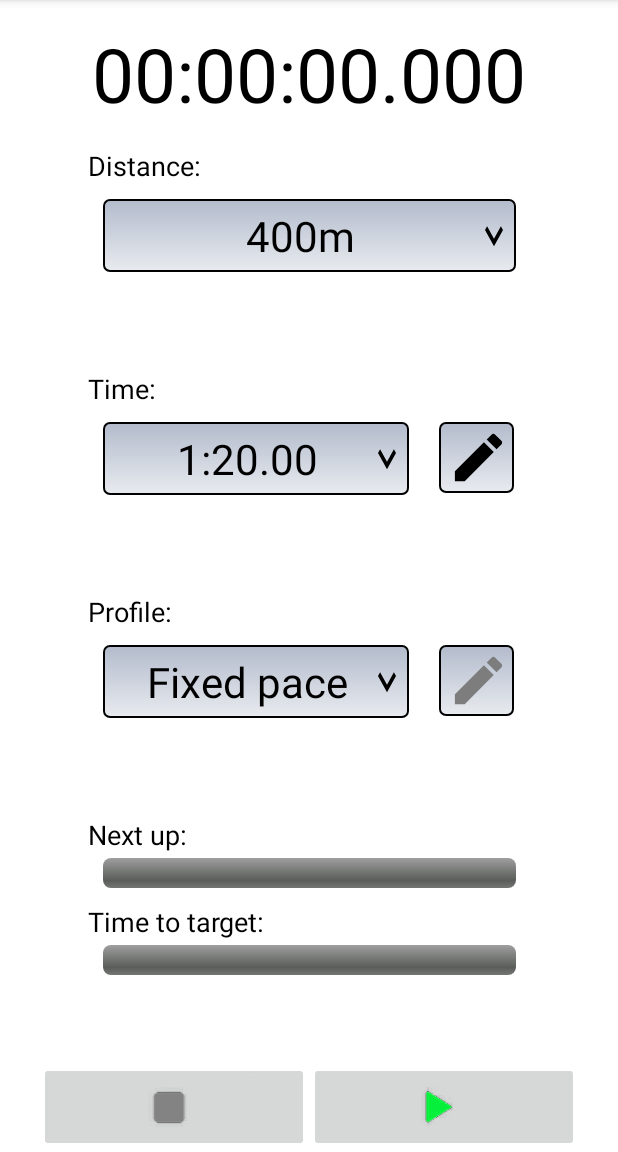
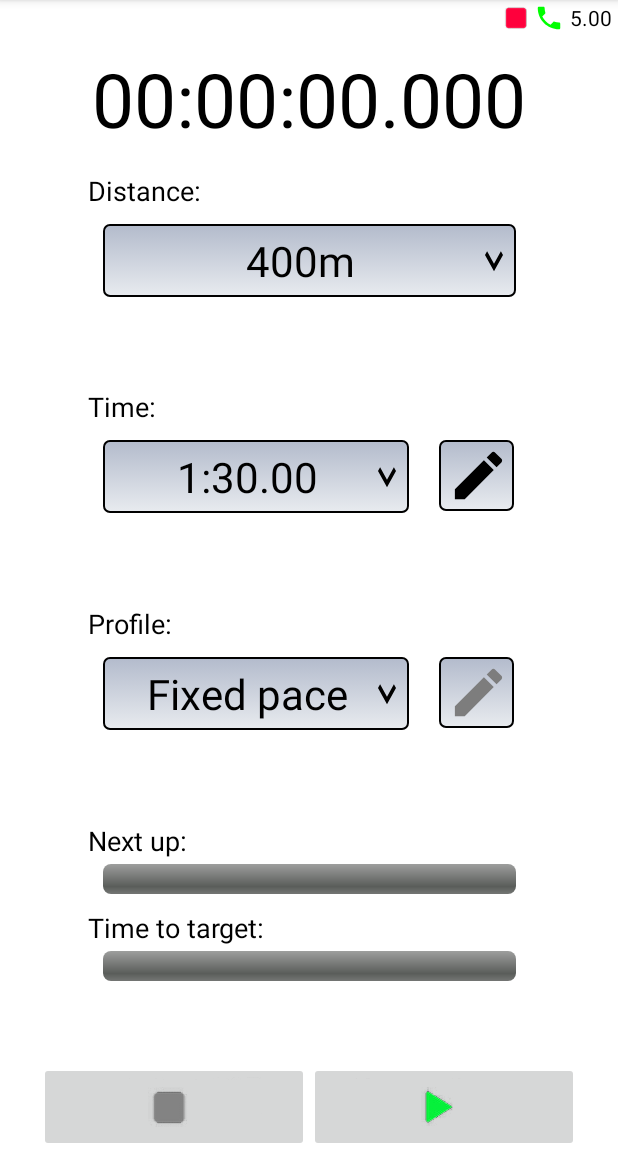
Before and after one commit to fig7/TrackPacer, an Android app: the screen it shows after launch (MainActivity), on a phone screen of 412 x 824 dp, the part 84-1236 px from its top. Run offline under Robolectric (Android 15) with nearby library versions, the phone set to English and light mode, and no system bars.

Commit message:
Small fixes and improvements. Status view added. Working edit times.

```diff
--- a/app/src/main/java/com/fig7/trackpacer/EditTimeDialog.kt
+++ b/app/src/main/java/com/fig7/trackpacer/EditTimeDialog.kt
@@ -52,6 +52,7 @@ class EditTimeDialog: DialogFragment() {
         addButton.text = getString(R.string.add_time, runTimeStr)
         setButton.text = getString(R.string.set_time, runTimeStr)
 
+        // TODO: This should really use a waypoint check (min 5s between waypoints)
         if ((runTimeStr == dialogTime) || ((mins == 0) && (secs<40))) {
             addButton.isEnabled   = false
             addButton.isClickable = false
--- a/app/src/main/java/com/fig7/trackpacer/MainActivity.kt
+++ b/app/src/main/java/com/fig7/trackpacer/MainActivity.kt
@@ -31,7 +31,7 @@ import kotlin.math.min
 // 5b. Resume -> PacingPaused -> Pacing             Stop: Disabled Play:  Disabled       Pacing resumed   -> Stop: Enabled  Pause: Enabled
 
 
-// button handlers, implement variable times, icons, button text!
+// Startup screen, App icon, Ship!
 // Error handling on start / convert to jetpack / code review / ship!
 // Clip recording / replacement / Tabs
 // Add history + set own times (edit times, and edit distances). With Runpacer: could do set a point on a map and set the time (use GPS, eek!).
@@ -86,10 +86,21 @@ class MainActivity : AppCompatActivity(), AdapterView.OnItemSelectedListener {
         spinner3.isClickable = enabled
     }
 
-    private fun updateTimeSpinner(runDistance: String) {
+    private fun updateTimeSpinner(runDistance: String, timeIndex: Int = -1) {
         val spinner2Adapter = ArrayAdapter(this, R.layout.spinner_item, dataManager.timeMap[runDistance]!!)
         spinner2Adapter.setDropDownViewResource(R.layout.spinner_dropdown_item)
         spinner2.adapter = spinner2Adapter
+        if (timeIndex != -1) spinner2.setSelection(timeIndex)
+    }
+
+    private fun updatePacingStatus() {
+        val pacingIcon = findViewById<ImageView>(R.id.pacing_status)
+        when (pacingStatus) {
+            PacingStatus.NotPacing    -> pacingIcon.setImageDrawable(AppCompatResources.getDrawable(this, R.drawable.stop_small))
+            PacingStatus.Pacing       -> pacingIcon.setImageDrawable(AppCompatResources.getDrawable(this, R.drawable.play_small))
+            PacingStatus.PacingPaused -> pacingIcon.setImageDrawable(AppCompatResources.getDrawable(this, R.drawable.pause_small))
+            else -> { }
+        }
     }
 
     private val requestNotificationsLauncher = registerForActivityResult(RequestPermission()) { isGranted: Boolean ->
@@ -160,7 +171,7 @@ class MainActivity : AppCompatActivity(), AdapterView.OnItemSelectedListener {
 
         dataManager = DataManager(filesDir,  resources.getStringArray(R.array.distance_array))
         if (!dataManager.dataOk) {
-            // Abort with error
+            // TODO: Abort with error
         }
 
         spinner1 = findViewById(R.id.spinner_distance)
@@ -265,7 +276,7 @@ class MainActivity : AppCompatActivity(), AdapterView.OnItemSelectedListener {
 
         mpPacingPaused = MediaPlayer.create(this, pauseClip)
         mpPacingPaused.setOnCompletionListener {
-            goButton.setImageDrawable(AppCompatResources.getDrawable(this, R.drawable.play))
+            goButton.setImageDrawable(AppCompatResources.getDrawable(this, R.drawable.resume))
             goButton.isEnabled = true
             goButton.isClickable = true
 
@@ -288,22 +299,41 @@ class MainActivity : AppCompatActivity(), AdapterView.OnItemSelectedListener {
             val runDistance = spinner1.selectedItem.toString()
             when (EditResult.values()[bundle.getInt("EditResult")]) {
                 EditResult.Delete -> {
-                    dataManager.deleteTime(runDistance, bundle.getString("EditTime"))
-                    updateTimeSpinner(runDistance)
+                    val newIndex = dataManager.deleteTime(runDistance, bundle.getString("EditTime"))
+                    if (newIndex != -1) {
+                        updateTimeSpinner(runDistance, newIndex)
+                    }
                 }
                 EditResult.Add -> {
-                    dataManager.addTime(runDistance, bundle.getString("EditTime"))
-                    updateTimeSpinner(runDistance)
+                    val newIndex = dataManager.addTime(runDistance, bundle.getString("EditTime"))
+                    if (newIndex != -1) {
+                        updateTimeSpinner(runDistance, newIndex)
+                    }
                 }
                 EditResult.Set -> {
-                    dataManager.replaceTime(runDistance, bundle.getString("OrigTime"), bundle.getString("EditTime"))
-                    updateTimeSpinner(runDistance)
+                    val newIndex = dataManager.replaceTime(runDistance, bundle.getString("OrigTime"), bundle.getString("EditTime"))
+                    if (newIndex != -1) {
+                        updateTimeSpinner(runDistance, newIndex)
+                    }
                 }
                 else -> { }
             }
         }
 
         registerReceiver(broadcastReceiver, IntentFilter("TrackPacer.PAUSE_PACING"))
+    }
+
+    override fun onResume() {
+        super.onResume()
+
+        updatePacingStatus()
+
+        val phoneIcon = findViewById<ImageView>(R.id.phone_status)
+        val phonePermission = (checkSelfPermission(Manifest.permission.READ_PHONE_STATE) == PackageManager.PERMISSION_GRANTED)
+        phoneIcon.setImageDrawable(AppCompatResources.getDrawable(this, if (phonePermission) R.drawable.baseline_phone_20 else R.drawable.baseline_phone_locked_20))
+
+        val delaySetting = findViewById<TextView>(R.id.delay_setting)
+        delaySetting.setText(R.string.start_delay)
     }
 
     override fun onSaveInstanceState(outState: Bundle) {
@@ -397,6 +427,8 @@ class MainActivity : AppCompatActivity(), AdapterView.OnItemSelectedListener {
             elapsedTime = -elapsedTime
         } else if ((pacingStatus == PacingStatus.PacingStart) || (pacingStatus == PacingStatus.PacingResume)) {
             pacingStatus = PacingStatus.Pacing
+            updatePacingStatus()
+
             waypointService.beginRun(elapsedTime)
 
             goButton.setImageDrawable(AppCompatResources.getDrawable(this@MainActivity, R.drawable.pause))
@@ -440,7 +472,7 @@ class MainActivity : AppCompatActivity(), AdapterView.OnItemSelectedListener {
     private fun resumePacing() {
         pacingStatus = PacingStatus.CheckPermissionResume
 
-        goButton.setImageDrawable(AppCompatResources.getDrawable(this, R.drawable.play2))
+        goButton.setImageDrawable(AppCompatResources.getDrawable(this, R.drawable.resume2))
         goButton.isEnabled = false
         goButton.isClickable = false
 
@@ -456,13 +488,15 @@ class MainActivity : AppCompatActivity(), AdapterView.OnItemSelectedListener {
 
     private fun pausePacing(silent: Boolean) {
         pacingStatus = PacingStatus.PacingPaused
+        updatePacingStatus()
+
         pausedTime = waypointService.elapsedTime()
 
         unbindService(connection)
         handler.removeCallbacks(runnable)
 
         if (silent) {
-            goButton.setImageDrawable(AppCompatResources.getDrawable(this, R.drawable.play))
+            goButton.setImageDrawable(AppCompatResources.getDrawable(this, R.drawable.resume))
             goButton.isEnabled   = true
             goButton.isClickable = true
 
@@ -470,7 +504,7 @@ class MainActivity : AppCompatActivity(), AdapterView.OnItemSelectedListener {
             stopButton.isEnabled   = true
             stopButton.isClickable = true
         } else {
-            goButton.setImageDrawable(AppCompatResources.getDrawable(this, R.drawable.play2))
+            goButton.setImageDrawable(AppCompatResources.getDrawable(this, R.drawable.pause2))
             goButton.isEnabled   = false
             goButton.isClickable = false
 
@@ -512,6 +546,7 @@ class MainActivity : AppCompatActivity(), AdapterView.OnItemSelectedListener {
         }
 
         pacingStatus = PacingStatus.NotPacing
+        updatePacingStatus()
     }
 
     fun handleIncomingCall() {
--- /dev/null
+++ b/app/src/main/res/drawable/baseline_phone_20.xml
@@ -0,0 +1,5 @@
+<vector android:height="20dp" android:tint="#00FF00"
+    android:viewportHeight="24" android:viewportWidth="24"
+    android:width="20dp" xmlns:android="http://schemas.android.com/apk/res/android">
+    <path android:fillColor="@android:color/white" android:pathData="M6.62,10.79c1.44,2.83 3.76,5.14 6.59,6.59l2.2,-2.2c0.27,-0.27 0.67,-0.36 1.02,-0.24 1.12,0.37 2.33,0.57 3.57,0.57 0.55,0 1,0.45 1,1V20c0,0.55 -0.45,1 -1,1 -9.39,0 -17,-7.61 -17,-17 0,-0.55 0.45,-1 1,-1h3.5c0.55,0 1,0.45 1,1 0,1.25 0.2,2.45 0.57,3.57 0.11,0.35 0.03,0.74 -0.25,1.02l-2.2,2.2z"/>
+</vector>
--- /dev/null
+++ b/app/src/main/res/drawable/baseline_phone_locked_20.xml
@@ -0,0 +1,6 @@
+<vector android:height="20dp" android:tint="#7D7D7D"
+    android:viewportHeight="24" android:viewportWidth="24"
+    android:width="20dp" xmlns:android="http://schemas.android.com/apk/res/android">
+    <path android:fillColor="@android:color/white" android:pathData="M20,5V4c0,-1.1 -0.9,-2 -2,-2s-2,0.9 -2,2v1h-1v5h6V5H20zM19,5h-2V4c0,-0.55 0.45,-1 1,-1s1,0.45 1,1V5z"/>
+    <path android:fillColor="@android:color/white" android:pathData="M15.63,14.4l-2.52,2.5c-2.5,-1.43 -4.57,-3.5 -6,-6l2.5,-2.52c0.23,-0.24 0.33,-0.57 0.27,-0.9L9.13,3.8C9.04,3.34 8.63,3 8.15,3L4,3C3.44,3 2.97,3.47 3,4.03C3.17,6.92 4.05,9.63 5.43,12c1.58,2.73 3.85,4.99 6.57,6.57c2.37,1.37 5.08,2.26 7.97,2.43c0.56,0.03 1.03,-0.44 1.03,-1l0,-4.15c0,-0.48 -0.34,-0.89 -0.8,-0.98l-3.67,-0.73C16.2,14.07 15.86,14.17 15.63,14.4z"/>
+</vector>
--- a/app/src/main/res/layout/activity_main.xml
+++ b/app/src/main/res/layout/activity_main.xml
@@ -7,6 +7,47 @@
   tools:context=".MainActivity">
 
   <LinearLayout
+    android:id="@+id/status_view"
+    android:layout_width="wrap_content"
+    android:layout_height="wrap_content"
+    android:orientation="horizontal"
+    android:paddingTop="2dp"
+
+    app:layout_constraintEnd_toEndOf="parent"
+    app:layout_constraintTop_toTopOf="parent">
+
+    <ImageView
+      android:id="@+id/pacing_status"
+      android:layout_width="16dp"
+      android:layout_height="16dp"
+      android:layout_gravity="center"/>
+
+    <Space
+      android:layout_width="4dp"
+      android:layout_height="20dp"/>
+
+    <ImageView
+      android:id="@+id/phone_status"
+      android:layout_width="20dp"
+      android:layout_height="20dp"/>
+
+    <Space
+      android:layout_width="4dp"
+      android:layout_height="20dp"/>
+
+    <TextView
+      android:id="@+id/delay_setting"
+      android:layout_width="wrap_content"
+      android:layout_height="20dp"
+
+      android:textColor="@color/black"/>
+
+    <Space
+      android:layout_width="4dp"
+      android:layout_height="20dp"/>
+  </LinearLayout>
+
+  <LinearLayout
     android:id="@+id/time_view"
     android:layout_width="match_parent"
     android:layout_height="wrap_content"
@@ -14,11 +55,11 @@
 
     app:layout_constraintEnd_toEndOf="parent"
     app:layout_constraintStart_toStartOf="parent"
-    app:layout_constraintTop_toTopOf="parent">
+    app:layout_constraintTop_toBottomOf="@id/status_view">
 
     <Space
       android:layout_width="match_parent"
-      android:layout_height="15dp"/>
+      android:layout_height="10dp"/>
 
     <TextView
       android:id="@+id/text_time"
--- a/app/src/main/res/values/distances.xml
+++ b/app/src/main/res/values/distances.xml
@@ -1,15 +1,15 @@
 <?xml version="1.0" encoding="utf-8"?>
 <resources>
   <string-array name="distance_array">
-    <item>400m+    1:20.00,1:25.00,1:30.00,1:35.00,1:40.00,1:45.00,1:50.00,1:55.00,2:00.00</item>
-    <item>800m+    2:40.00,2:50.00,3:00.00,3:10.00,3:20.00,3:30.00,3:40.00,3:50.00,4:00.00</item>
-    <item>1200m+   4:00.00,4:15.00,4:30.00,4:45.00,5:00.00,5:15.00,5:30.00,5:45.00,6:00.00</item>
-    <item>1500m+   6:00.00,6:15.00,6:30.00,6:45.00,7:00.00,7:15.00,7:30.00,7:45.00,8:00.00</item>
-    <item>2000m+   7:30.00,7:45.00,8:00.00,8:15.00,8:30.00,8:45.00,9:00.00,9:15.00,9:30.00</item>
-    <item>3000m+  11:30.00,11:45.00,12:00.00,12:30.00,13:00.00,13:30.00,14:00.00,14:30.00,15:00.00,17:30.00,20:00.00</item>
-    <item>4000m+  16:00.00,16:30.00,17:00.00,17:30.00,18:00.00,18:30.00,19:00.00,19:30.00,20:00.00,12:30.00,25:00.00</item>
-    <item>5000m+  21:00.00,21:30.00,22:00.00,22:30.00,23:00.00,23:30.00,24:00.00,24:30.00,25:00.00,27:30.00,30:00.00</item>
-    <item>10000m+ 42:00.00,43:00.00,44:00.00,45:00.00,46:00.00,47:00.00,48:00.00,49:00.00,50:00.00,55:00.00,60:00.00</item>
-    <item>1 mile+ 6:00.00,6:15.00,6:30.00,6:45.00,7:00.00,7:15.00,7:30.00,7:45.00,8:00.00</item>
+    <item>400m+    1:30.00,2:00.00</item>
+    <item>800m+    3:00.00,4:00.00</item>
+    <item>1200m+   4:30.00,6:00.00</item>
+    <item>1500m+   5:37.50,7:30.00</item>
+    <item>2000m+   7:30.00,10:00.00</item>
+    <item>3000m+  11:15.00,15:00.00</item>
+    <item>4000m+  15:00.00,20:00.00</item>
+    <item>5000m+  18:45.00,25:00.00</item>
+    <item>10000m+ 37:30.00,50:00.00,60:00.00</item>
+    <item>1 mile+ 6:00.00,8:00.00</item>
   </string-array>
 </resources>
--- a/app/src/main/res/values/strings.xml
+++ b/app/src/main/res/values/strings.xml
@@ -23,4 +23,5 @@
   <string name="delete_time">Delete</string>
   <string name="add_time">Add %1$s</string>
   <string name="set_time">Set to %1$s</string>
+  <string name="start_delay">5.00</string>
 </resources>
```
Also changed, not shown: app/src/main/java/com/fig7/trackpacer/DataManager.kt (+43 -15 lines), app/src/main/res/drawable/pause.png, app/src/main/res/drawable/pause2.png, app/src/main/res/drawable/pause_small.png (added), app/src/main/res/drawable/resume.png (added), app/src/main/res/drawable/resume2.png (added), app/src/main/res/drawable/stop_small.png (added).
